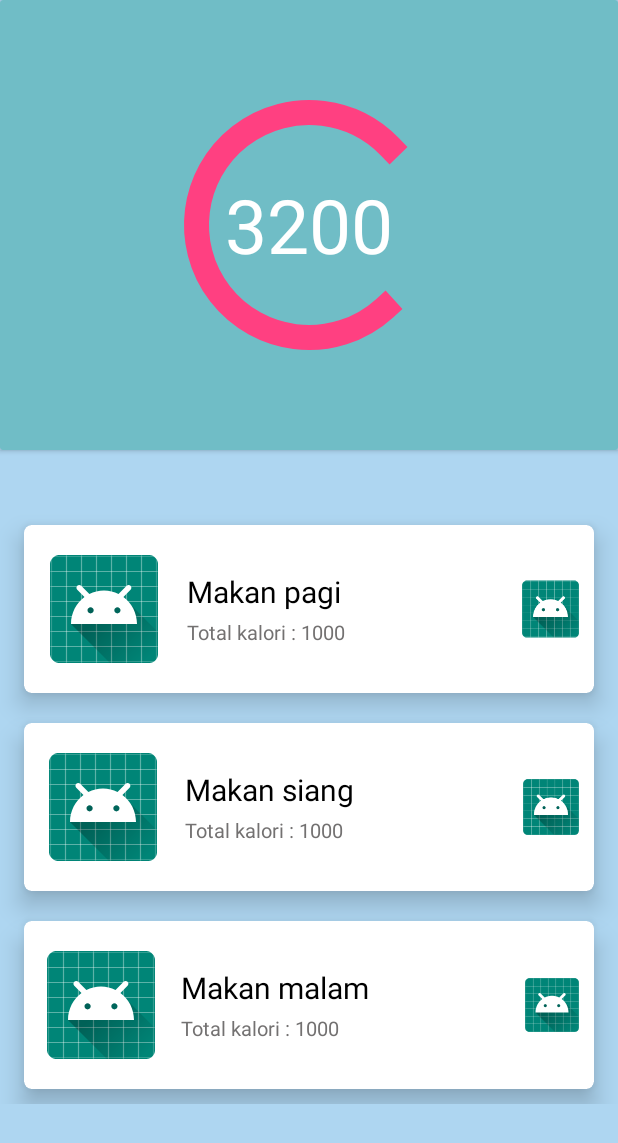
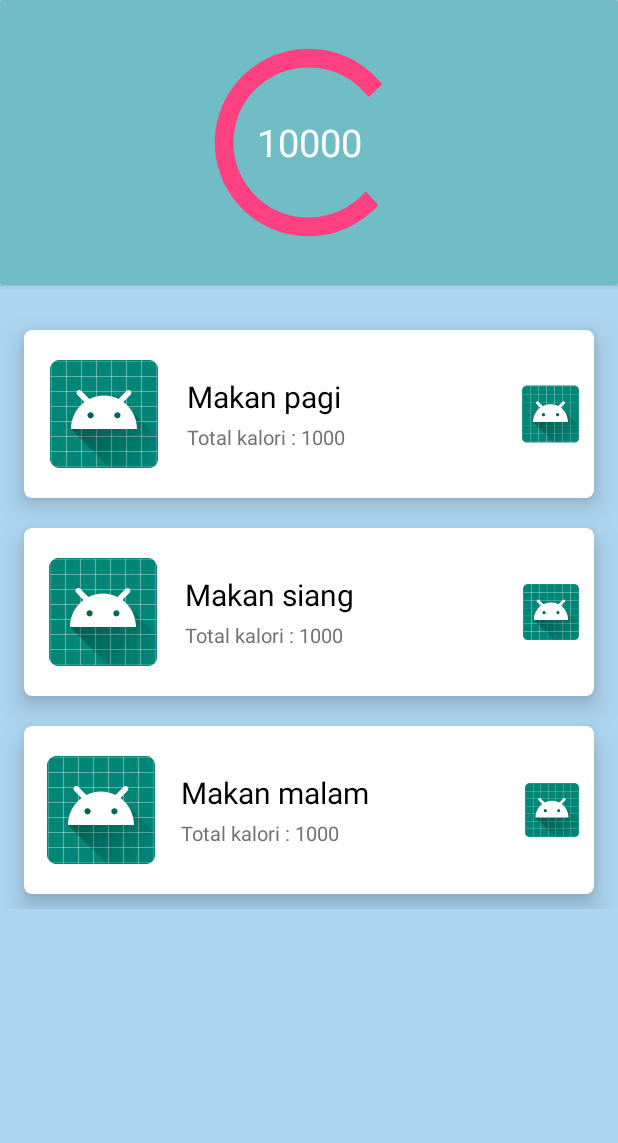
Before and after one commit to beli-ppl/android, an Android app: the fragment GiziFragment shown on its own in the app's theme, on a phone screen of 412 x 824 dp. Shown: the top 1143 px of the screen. Run offline under Robolectric (Android 15) with nearby library versions, the phone set to English and light mode, and no system bars; libraries missing offline, so code that uses them is left out: com.budiyev.android; plain views replace CircularProgressBar; 1 statement that could not run was skipped.

Commit message:
Change gizi layout

```diff
--- a/app/src/main/res/layout/fragment_gizi.xml
+++ b/app/src/main/res/layout/fragment_gizi.xml
@@ -15,14 +15,14 @@
             android:layout_width="match_parent"
             android:layout_height="wrap_content"
             app:cardBackgroundColor="@color/cyan_dark"
-            android:layout_marginBottom="40dp">
+            android:layout_marginBottom="20dp">
 
             <com.budiyev.android.circularprogressbar.CircularProgressBar
                 android:id="@+id/progress_bar"
                 android:layout_width="match_parent"
-                android:layout_height="200dp"
-                android:layout_marginTop="50dp"
-                android:layout_marginBottom="50dp"
+                android:layout_height="150dp"
+                android:layout_marginTop="20dp"
+                android:layout_marginBottom="20dp"
                 app:animateProgress="true"
                 app:backgroundStrokeColor="@color/shadow"
                 app:backgroundStrokeWidth="5dp"
@@ -35,18 +35,18 @@
                 app:indeterminateSweepAnimationDuration="600"
                 app:indeterminateMinimumAngle="45"
                 app:maximum="5000"
-                app:progress="3200"
+                app:progress="5000"
                 app:progressAnimationDuration="100"
                 app:startAngle="270"/>
 
             <TextView
                 android:id="@+id/counter"
                 android:layout_width="match_parent"
-                android:layout_height="200dp"
-                android:layout_marginTop="50dp"
-                android:layout_marginBottom="50dp"
+                android:layout_height="150dp"
+                android:layout_marginTop="20dp"
+                android:layout_marginBottom="20dp"
                 android:gravity="center"
-                android:text="3200"
+                android:text="10000"
                 style="@style/TextStyle.Counter" />
         </android.support.v7.widget.CardView>
         <LinearLayout
--- a/app/src/main/res/values/styles.xml
+++ b/app/src/main/res/values/styles.xml
@@ -167,6 +167,6 @@
 
     <style name="TextStyle.Counter">
         <item name="android:textColor">@color/white</item>
-        <item name="android:textSize">50dp</item>
+        <item name="android:textSize">25dp</item>
     </style>
 </resources>
```
